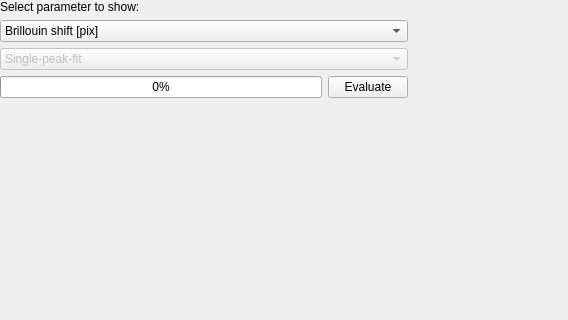
Before: the Qt Designer form bmicro/gui/evaluation/evaluation_view.ui in BrillouinMicroscopy/BMicro, drawn with Qt 5; both pictures show x 0 to 568 and y 0 to 320 of the 914 by 615 pixel window.
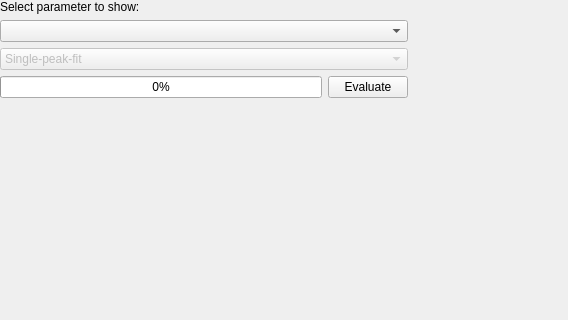
After: the same form once the commit is applied.

```diff
--- a/bmicro/gui/evaluation/evaluation_view.ui
+++ b/bmicro/gui/evaluation/evaluation_view.ui
@@ -90,16 +90,6 @@
               <height>0</height>
              </size>
             </property>
-            <item>
-             <property name="text">
-              <string>Brillouin shift [pix]</string>
-             </property>
-            </item>
-            <item>
-             <property name="text">
-              <string>Brillouin shift [GHz]</string>
-             </property>
-            </item>
            </widget>
           </item>
           <item>
```
